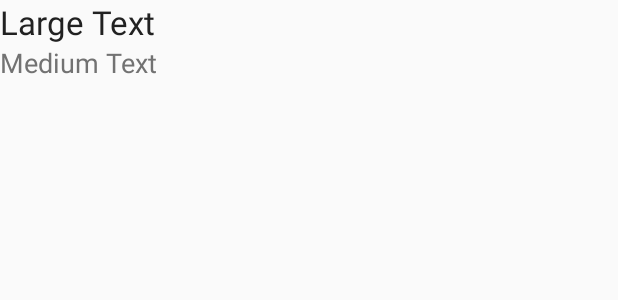
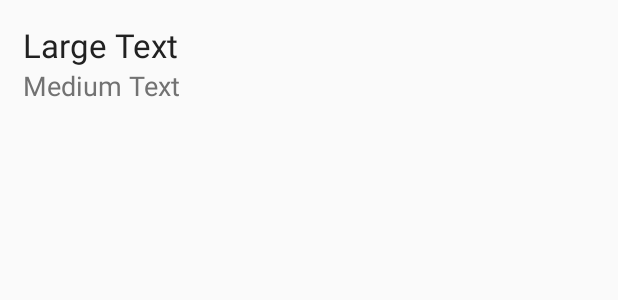
Before and after one commit to juancruzgs/RemindMeTV, an Android app: the layout list_item_show.xml on its own in the app's theme, with its tools: preview values and no code run, on a phone screen of 412 x 824 dp. Shown: the top 300 px of the screen. Run offline under Robolectric (Android 15) with nearby library versions, the phone set to English and light mode, and no system bars.

Commit message:
Added mainscreen image and icons

```diff
--- a/app/src/main/AndroidManifest.xml
+++ b/app/src/main/AndroidManifest.xml
@@ -6,7 +6,7 @@
 
     <application
         android:allowBackup="true"
-        android:icon="@drawable/ic_launcher"
+        android:icon="@drawable/icon_remindmetv_antenna"
         android:label="@string/app_name"
         android:theme="@style/AppTheme" >
         <activity
--- a/app/src/main/res/layout/list_item_show.xml
+++ b/app/src/main/res/layout/list_item_show.xml
@@ -1,20 +1,22 @@
 <?xml version="1.0" encoding="utf-8"?>
 <LinearLayout xmlns:android="http://schemas.android.com/apk/res/android"
-    android:orientation="vertical" android:layout_width="match_parent"
-    android:layout_height="match_parent">
+    android:layout_width="match_parent"
+    android:layout_height="match_parent"
+    android:orientation="vertical"
+    android:padding="15dp">
 
     <TextView
+        android:id="@+id/text_view_show_name"
         android:layout_width="match_parent"
         android:layout_height="wrap_content"
-        android:textAppearance="?android:attr/textAppearanceLarge"
         android:text="Large Text"
-        android:id="@+id/text_view_show_name" />
+        android:textAppearance="?android:attr/textAppearanceLarge" />
 
     <TextView
+        android:id="@+id/text_view_show_channel"
         android:layout_width="match_parent"
         android:layout_height="wrap_content"
-        android:textAppearance="?android:attr/textAppearanceMedium"
         android:text="Medium Text"
-        android:id="@+id/text_view_show_channel" />
+        android:textAppearance="?android:attr/textAppearanceMedium" />
 
 </LinearLayout>
```
Also changed, not shown: app/src/main/res/layout/fragment_start_screen.xml (+7 -1 lines), app/src/main/res/drawable-xhdpi/icon_remindmetv_antenna.png (added), app/src/main/res/drawable-xhdpi/icon_remindmetv_no_antenna.png (added), app/src/main/res/drawable-xhdpi/remindmetvmedium.png (added).
